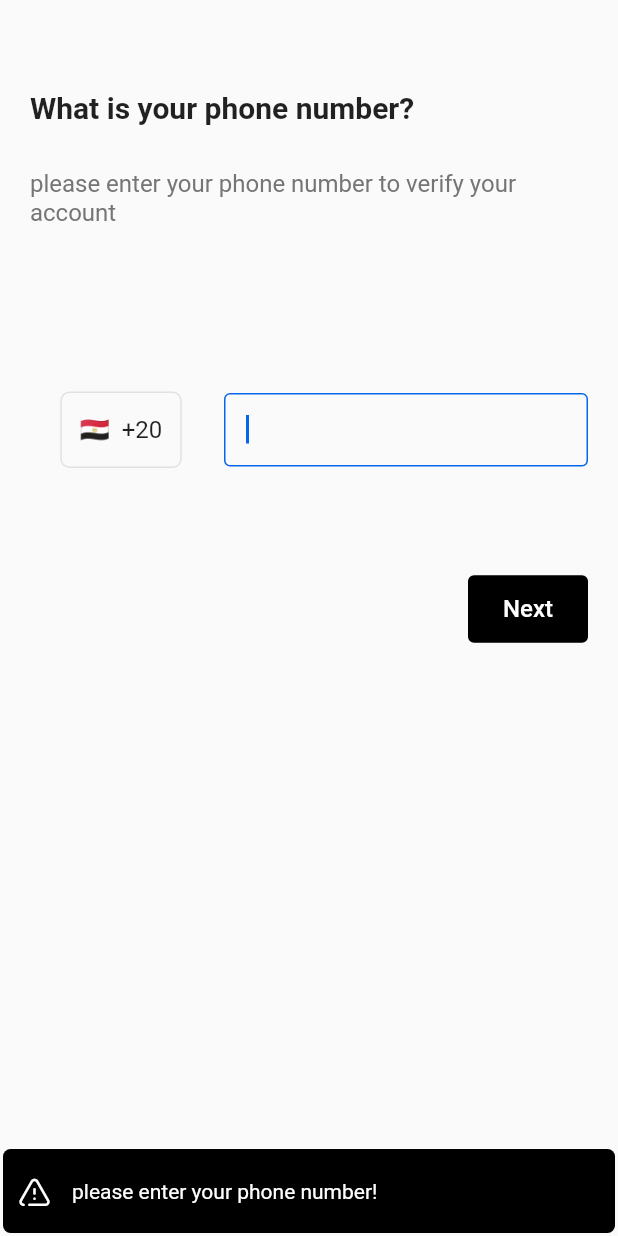
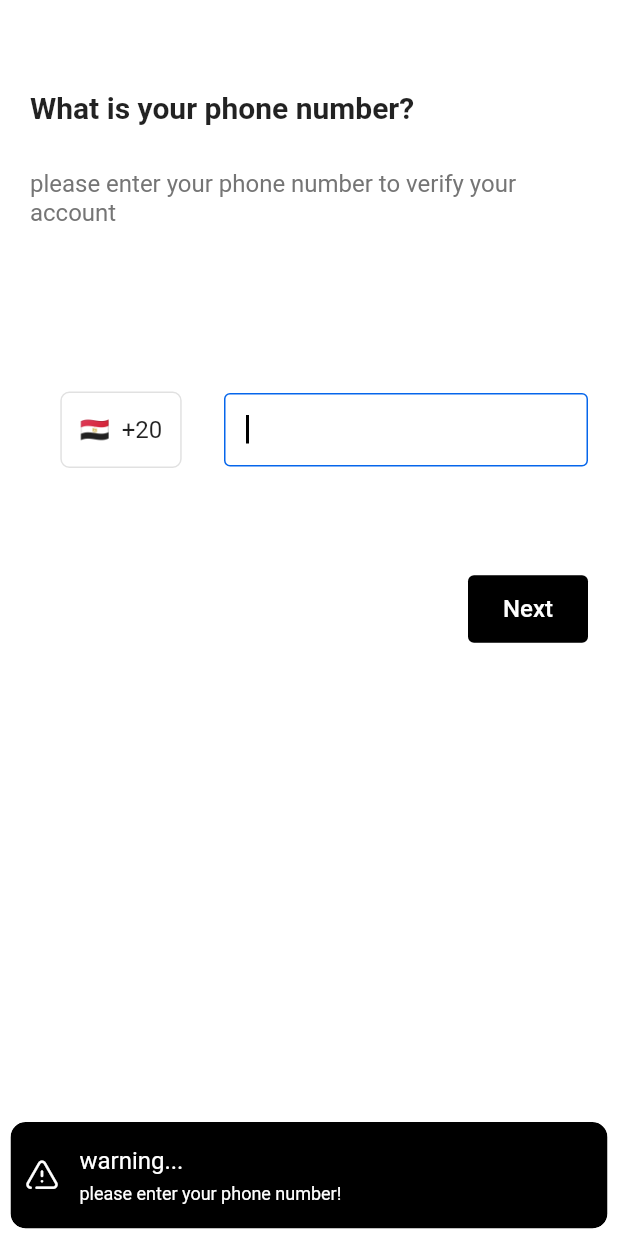
Before and after one commit to khater277/MAPS, a Flutter app: the screen it shows after launch, after a tap on "Next", on a phone screen of 412 x 824 dp. Run offline on Flutter 3.47's test engine with Material 2 defaults, Android fonts, the phone set to English and light mode, and no system bars; drawn by our look-alikes of another_flushbar; our stand-ins replace firebase_core, flutter_bloc, flutter_offline, flutter_svg, fluttertoast, get and 4 more; accounts and stored records are empty; Roboto replaces fonts that are missing (SF-Pro-Display); project files that could hold a hidden picture were left out.

Commit message:
MAPS_UPDATED

```diff
--- a/lib/main.dart
+++ b/lib/main.dart
@@ -1,8 +1,10 @@
 import 'package:flutter/material.dart';
 import 'package:flutter_bloc/flutter_bloc.dart';
+import 'package:get/get.dart';
 import 'package:maps/cubit/maps_cubit.dart';
 import 'package:maps/cubit/maps_states.dart';
 import 'package:maps/screens/login/login_screen.dart';
+import 'package:maps/styles/themes.dart';
 
 
 void main() {
@@ -21,10 +23,10 @@ class MyApp extends StatelessWidget {
       child: BlocConsumer<MapsCubit,MapsStates>(
         listener: (context,state){},
         builder: (context,state){
-          return MaterialApp(
+          return GetMaterialApp(
             debugShowCheckedModeBanner: false,
             home: const LoginScreen(),
-            theme: ThemeData(),
+            theme: lightTheme,
           );
         },
       ),);
--- a/lib/screens/login/login_items.dart
+++ /dev/null
@@ -1,186 +0,0 @@
-import 'package:another_flushbar/flushbar.dart';
-import 'package:flutter/material.dart';
-import 'package:get/get.dart';
-import 'package:maps/cubit/maps_cubit.dart';
-import 'package:maps/shared/constant.dart';
-import 'package:maps/shared/default_widgets.dart';
-import 'package:maps/styles/icons_broken.dart';
-
-class LoginHead extends StatelessWidget {
-  const LoginHead({Key? key}) : super(key: key);
-
-  @override
-  Widget build(BuildContext context) {
-    return Column(
-      crossAxisAlignment: CrossAxisAlignment.start,
-      children: [
-        const Text(
-          "What is your phone number?",
-          style: TextStyle(
-            fontSize: 20,
-            fontWeight: FontWeight.bold
-          ),
-        ),
-        const SizedBox(height: 30,),
-        Text(
-          "please enter your phone number to verify your account",
-          style: TextStyle(
-              fontSize: 16,
-              color: Colors.grey.shade600
-              //fontWeight: FontWeight.bold
-          ),
-        ),
-      ],
-    );
-  }
-}
-
-class CountryInfo extends StatelessWidget {
-  const CountryInfo({Key? key}) : super(key: key);
-
-  @override
-  Widget build(BuildContext context) {
-
-    String countryFlag(){
-      String countryCode = 'eg';
-      String flag = countryCode.toUpperCase().replaceAllMapped(RegExp(r'[A-Z]'),
-              (match) => String.fromCharCode(match.group(0)!.codeUnitAt(0) + 127397));
-      return flag;
-    }
-
-    return Expanded(
-      flex: 1,
-      child: Center(
-        child: Container(
-          padding: const EdgeInsets.symmetric(vertical: 15,horizontal: 12),
-          decoration: BoxDecoration(
-            border: Border.all(color: lightGrey),
-            borderRadius: BorderRadius.circular(6),
-          ),
-          child: Text("${countryFlag()}  +20",
-            style: const TextStyle(
-                fontSize: 16
-            ),),
-        ),
-      ),
-    );
-  }
-}
-
-class PhoneInfo extends StatelessWidget {
-  final TextEditingController phoneController;
-  const PhoneInfo({Key? key, required this.phoneController}) : super(key: key);
-
-  @override
-  Widget build(BuildContext context) {
-    return Expanded(
-      flex: 2,
-      child: DefaultTextFiled(
-        controller: phoneController,
-        validate: true,
-        hint: "",
-        hintSize: 0,
-        height: 15,
-        suffix: const Text(""),
-        focusBorder: blue,
-        border: blue,
-        autoFocus: true,
-        rounded: 4,
-        inputType: TextInputType.phone,
-        onChanged: (value){
-          MapsCubit.get(context).phoneValidation(phone: phoneController.text);
-        },
-      ),
-      // child: DefaultTextFiled(
-      //   controller: phoneController,
-      //     hint: "",
-      //     hintSize: 0,
-      //     height: 15,
-      //     suffix: const SizedBox(width: 0,),
-      //     focusBorder: blue,
-      //     border: blue,
-      //     inputType: TextInputType.phone,
-      //     rounded: 4,
-      // ),
-      /////////////////////////////////////
-      // child: TextFormField(
-      //   autofocus: true,
-      //   controller: phoneController,
-      //   cursorColor: Colors.black,
-      //   decoration: const InputDecoration(border: InputBorder.none),
-      //   style: const TextStyle(
-      //       fontSize: 16,
-      //       letterSpacing: 2
-      //   ),
-      //   keyboardType: TextInputType.phone,
-      //   validator: (value){
-      //     if(value!.isEmpty){
-      //       return "please enter your phone number!";
-      //     }else if(value.length<11){
-      //       return "too short for a phone number";
-      //     }else if(value.length>11){
-      //       return "too long for a phone number";
-      //     }
-      //     return null;
-      //   },
-      // ),
-    );
-  }
-}
-
-class CountryAndPhone extends StatelessWidget {
-  final TextEditingController phoneController;
-  const CountryAndPhone({Key? key, required this.phoneController}) : super(key: key);
-
-  @override
-  Widget build(BuildContext context) {
-
-    return Row(
-      children: [
-        const CountryInfo(),
-        const SizedBox(width: 8,),
-        PhoneInfo(phoneController: phoneController),
-      ],
-    );
-  }
-}
-
-class NextButton extends StatelessWidget {
-  const NextButton({Key? key}) : super(key: key);
-
-  @override
-  Widget build(BuildContext context) {
-    return Align(
-      alignment: AlignmentDirectional.centerEnd,
-      child: DefaultElevatedButton(
-          child: const Text(
-            "Next",
-            style: TextStyle(
-              color: Colors.white,
-              fontSize: 16
-            ),
-          ),
-          color: Colors.black,
-          rounded: 4,
-          height: 45,
-          width: 80,
-          onPressed: (){
-
-            //showSnackBar();
-            if(MapsCubit.get(context).phoneTextFieldValidate==false){
-              buildFlushBar(
-                  color: Colors.black,
-                  message: MapsCubit.get(context).validationMsg,
-                  messageColor: Colors.white,
-                  duration: 2,
-                  context: context,
-                  position: FlushbarPosition.BOTTOM,
-                  icon: IconBroken.Danger
-              );
-              //showSnackBar(MapsCubit.get(context).validationMsg);
-            }
-          }
-      ),
-    );
-  }
-}
--- /dev/null
+++ b/lib/screens/login/login_items/country_and_phone.dart
@@ -0,0 +1,20 @@
+import 'package:flutter/material.dart';
+import 'package:maps/screens/login/login_items/country_info.dart';
+import 'package:maps/screens/login/login_items/phone_info.dart';
+
+class CountryAndPhone extends StatelessWidget {
+  final TextEditingController phoneController;
+  const CountryAndPhone({Key? key, required this.phoneController}) : super(key: key);
+
+  @override
+  Widget build(BuildContext context) {
+
+    return Row(
+      children: [
+        const CountryInfo(),
+        const SizedBox(width: 8,),
+        PhoneInfo(phoneController: phoneController),
+      ],
+    );
+  }
+}
--- /dev/null
+++ b/lib/screens/login/login_items/country_info.dart
@@ -0,0 +1,34 @@
+import 'package:flutter/material.dart';
+import 'package:maps/shared/constant.dart';
+
+class CountryInfo extends StatelessWidget {
+  const CountryInfo({Key? key}) : super(key: key);
+
+  @override
+  Widget build(BuildContext context) {
+
+    String countryFlag(){
+      String countryCode = 'eg';
+      String flag = countryCode.toUpperCase().replaceAllMapped(RegExp(r'[A-Z]'),
+              (match) => String.fromCharCode(match.group(0)!.codeUnitAt(0) + 127397));
+      return flag;
+    }
+
+    return Expanded(
+      flex: 1,
+      child: Center(
+        child: Container(
+          padding: const EdgeInsets.symmetric(vertical: 15,horizontal: 12),
+          decoration: BoxDecoration(
+            border: Border.all(color: lightGrey),
+            borderRadius: BorderRadius.circular(6),
+          ),
+          child: Text("${countryFlag()}  +20",
+            style: Theme.of(context).textTheme.bodyText1!.copyWith(
+                fontSize: 16,
+            ),),
+        ),
+      ),
+    );
+  }
+}
--- /dev/null
+++ b/lib/screens/login/login_items/login_head.dart
@@ -0,0 +1,29 @@
+import 'package:flutter/material.dart';
+
+class LoginHead extends StatelessWidget {
+  const LoginHead({Key? key}) : super(key: key);
+
+  @override
+  Widget build(BuildContext context) {
+    return Column(
+      crossAxisAlignment: CrossAxisAlignment.start,
+      children: [
+        const Text(
+          "What is your phone number?",
+          style: TextStyle(
+              fontSize: 20,
+              fontWeight: FontWeight.bold
+          ),
+        ),
+        const SizedBox(height: 30,),
+        Text(
+          "please enter your phone number to verify your account",
+          style: Theme.of(context).textTheme.bodyText1!.copyWith(
+            fontSize: 16,
+            color: Colors.grey.shade600
+          ),
+        ),
+      ],
+    );
+  }
+}
--- /dev/null
+++ b/lib/screens/login/login_items/next_button.dart
@@ -0,0 +1,37 @@
+import 'package:flutter/material.dart';
+import 'package:get/get.dart';
+import 'package:maps/cubit/maps_cubit.dart';
+import 'package:maps/screens/otp/otp_screen.dart';
+import 'package:maps/shared/default_widgets.dart';
+
+
+class NextButton extends StatelessWidget {
+  const NextButton({Key? key}) : super(key: key);
+
+  @override
+  Widget build(BuildContext context) {
+    return Align(
+      alignment: AlignmentDirectional.centerEnd,
+      child: DefaultElevatedButton(
+          child: const Text(
+            "Next",
+            style: TextStyle(
+                color: Colors.white,
+                fontSize: 16
+            ),
+          ),
+          color: Colors.black,
+          rounded: 4,
+          height: 45,
+          width: 80,
+          onPressed: (){
+            if(MapsCubit.get(context).phoneTextFieldValidate==false){
+              showSnackBar(text: MapsCubit.get(context).validationMsg,context: context);
+            }else{
+              Get.to(()=>const OtpScreen());
+            }
+          }
+      ),
+    );
+  }
+}
--- /dev/null
+++ b/lib/screens/login/login_items/phone_info.dart
@@ -0,0 +1,34 @@
+import 'package:flutter/material.dart';
+import 'package:maps/cubit/maps_cubit.dart';
+import 'package:maps/shared/constant.dart';
+import 'package:maps/shared/default_widgets.dart';
+
+class PhoneInfo extends StatelessWidget {
+  final TextEditingController phoneController;
+  const PhoneInfo({Key? key, required this.phoneController}) : super(key: key);
+
+  @override
+  Widget build(BuildContext context) {
+    return Expanded(
+      flex: 2,
+      child: DefaultTextFiled(
+        controller: phoneController,
+        validate: true,
+        hint: "",
+        hintSize: 0,
+        height: 15,
+        suffix: const Text(""),
+        focusBorder: blue,
+        border: blue,
+        autoFocus: true,
+        cursorColor: Colors.black,
+        rounded: 4,
+        letterSpacing: 2,
+        inputType: TextInputType.phone,
+        onChanged: (value){
+          MapsCubit.get(context).phoneValidation(phone: phoneController.text);
+        },
+      ),
+    );
+  }
+}
--- a/lib/screens/login/login_screen.dart
+++ b/lib/screens/login/login_screen.dart
@@ -2,7 +2,11 @@ import 'package:flutter/material.dart';
 import 'package:flutter_bloc/flutter_bloc.dart';
 import 'package:maps/cubit/maps_cubit.dart';
 import 'package:maps/cubit/maps_states.dart';
-import 'package:maps/screens/login/login_items.dart';
+import 'package:maps/screens/login/login_items/country_and_phone.dart';
+import 'package:maps/screens/login/login_items/login_head.dart';
+import 'package:maps/screens/login/login_items/next_button.dart';
+
+
 
 class LoginScreen extends StatefulWidget {
   const LoginScreen({Key? key}) : super(key: key);
@@ -27,10 +31,10 @@ class _LoginScreenState extends State<LoginScreen> {
         return SafeArea(
             child:
             Scaffold(
-              body: Padding(
-                padding: const EdgeInsets.symmetric(vertical: 60,horizontal: 20),
-                child: SingleChildScrollView(
-                  physics: const BouncingScrollPhysics(),
+              body: SingleChildScrollView(
+                physics: const BouncingScrollPhysics(),
+                child: Padding(
+                  padding: const EdgeInsets.symmetric(vertical: 60,horizontal: 20),
                   child: Column(
                     crossAxisAlignment: CrossAxisAlignment.start,
                     children: [
--- a/lib/shared/default_widgets.dart
+++ b/lib/shared/default_widgets.dart
@@ -11,31 +11,31 @@ import 'package:progress_indicators/progress_indicators.dart';
 import 'package:transparent_image/transparent_image.dart';
 
 
-SnackbarController showSnackBar (){
+SnackbarController showSnackBar ({@required String? text,@required BuildContext? context}){
   return Get.snackbar(
-      "Error",
-      "we are poor, only have 10 requests per minute",
-      titleText: const Text("Error",
-        style: TextStyle(
-            fontSize: 20,
+      "warning...",
+      text!,
+      titleText: Text("warning...",
+        style: Theme.of(context!).textTheme.bodyText1!.copyWith(
+            fontSize: 16,
             color: Colors.white
         ),),
-      messageText: const Text(
-        "we are poor, only have 10 requests per minute",
-        style: TextStyle(
-            fontSize: 16,
+      messageText:Text(
+        text,
+        style: Theme.of(context).textTheme.bodyText1!.copyWith(
+            fontSize: 12,
             color: Colors.white
         ),
       ),
       icon: const Icon(
         IconBroken.Danger,
         color: Colors.white,
-        size: 30,),
-      duration: const Duration(seconds: 5),
+        size: 25,),
+      duration: const Duration(seconds: 3),
       snackPosition: SnackPosition.BOTTOM,
       backgroundColor: Colors.black,
       borderRadius: 10,
-      margin: const EdgeInsets.symmetric(vertical: 12,horizontal: 15)
+      margin: const EdgeInsets.symmetric(vertical: 5,horizontal: 7)
     //padding: const EdgeInsets.all(0)
   );
 }
@@ -559,7 +559,9 @@ class DefaultTextFiled extends StatelessWidget {
   bool? validate;
   bool? autoFocus;
   String? errorText;
+  double? letterSpacing;
   bool? obscure;
+  Color? cursorColor;
   var onSubmitted;
   var onChanged;
 
@@ -574,10 +576,12 @@ class DefaultTextFiled extends StatelessWidget {
         required this.border,
         required this.inputType,
         this.validate,
+        this.letterSpacing,
         this.autoFocus,
         this.errorText,
         this.onChanged,
         this.onSubmitted,
+        this.cursorColor,
         required this.rounded,
         this.obscure})
       : super(key: key);
@@ -586,13 +590,16 @@ class DefaultTextFiled extends StatelessWidget {
   Widget build(BuildContext context) {
     return TextField(
       inputFormatters: [NoLeadingSpaceFormatter()],
-      cursorColor: focusBorder,
+      cursorColor: cursorColor??focusBorder,
       controller: controller,
       autofocus: autoFocus??false,
       keyboardType: inputType,
       onSubmitted: onSubmitted ?? (value) {},
       onChanged: onChanged ?? (value) {},
       obscureText: obscure ?? false,
+      style: TextStyle(
+        letterSpacing: letterSpacing??0
+      ),
       decoration: InputDecoration(
         errorText: validate == true ? null : errorText??"",
         hintText: hint,
--- a/lib/styles/themes.dart
+++ b/lib/styles/themes.dart
@@ -13,8 +13,8 @@ ThemeData darkTheme=ThemeData(
     textTheme: TextTheme(
         bodyText1:const TextStyle(
           color: Colors.white,
-          fontWeight: FontWeight.w600,
-          fontSize: 24,
+          fontWeight: FontWeight.normal,
+          fontSize: 20,
         ),
         bodyText2: const TextStyle(
           color: Colors.white,
@@ -58,7 +58,6 @@ ThemeData darkTheme=ThemeData(
 );
 
 ThemeData lightTheme=ThemeData(
-    primarySwatch: Colors.orange,
     fontFamily: 'SF-Pro-Display',
     scaffoldBackgroundColor: Colors.white,
     floatingActionButtonTheme: const FloatingActionButtonThemeData(
@@ -70,8 +69,8 @@ ThemeData lightTheme=ThemeData(
     textTheme: const TextTheme(
       bodyText1:TextStyle(
         color: Colors.black87,
-        fontWeight: FontWeight.w600,
-        fontSize: 24,
+        fontWeight: FontWeight.normal,
+        fontSize: 20,
       ),
       bodyText2: TextStyle(
         color: Colors.black87,
--- a/pubspec.yaml
+++ b/pubspec.yaml
@@ -49,6 +49,7 @@ dependencies:
   flutter_svg: ^1.0.3
   image_picker: ^0.8.4+8
   url_launcher: ^6.0.20
+  pin_code_fields: ^7.3.0
 
 
   #firebase
```
Also changed, not shown: lib/screens/otp/otp_items/otp_filed.dart (added, +43 -0 lines), lib/screens/otp/otp_items/otp_head.dart (added, +42 -0 lines), lib/screens/otp/otp_items/verify_button.dart (added, +27 -0 lines), lib/screens/otp/otp_screen.dart (added, +32 -0 lines), pubspec.lock.
